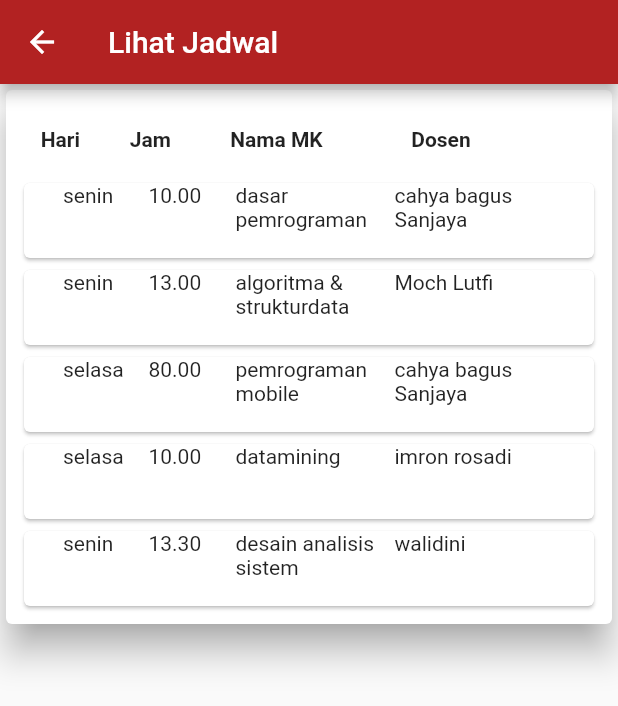
After one commit to cv-irvan/waliyudhartaapp, a Flutter app: the LihatJadwal screen opened directly, on a phone screen of 412 x 824 dp. The commit adds this screen. Shown: the top 706 px of the screen. Run offline on Flutter 3.47's test engine with Material 2 defaults, Android fonts, the phone set to English and light mode, and no system bars; our stand-ins replace lottie, rxdart; missing offline and left inert: onesignal_flutter.

Commit message:
create layout pembayaran & jadwal

```diff
--- /dev/null
+++ b/lib/view/lihatjadwal.dart
@@ -0,0 +1,175 @@
+import 'package:flutter/material.dart';
+
+class LihatJadwal extends StatefulWidget {
+  @override
+  _LihatJadwalState createState() => _LihatJadwalState();
+}
+
+class _LihatJadwalState extends State<LihatJadwal> {
+  @override
+  Widget build(BuildContext context) {
+    return Scaffold(
+      appBar: AppBar(
+        title: Text("Lihat Jadwal"),
+      ),
+      body: ListView(
+        children: [
+          Card(
+            elevation: 10.0,
+            shadowColor: Colors.grey,
+            child: Padding(
+              padding: const EdgeInsets.all(8.0),
+              child: Column(
+                children: [
+                  Row(
+                    mainAxisAlignment: MainAxisAlignment.start,
+                    children: [
+                      Container(
+                          height: 50,
+                          width: 60,
+                          child: Center(
+                              child: Text(
+                            "Hari ",
+                            style: TextStyle(fontWeight: FontWeight.bold),
+                          ))),
+                      Container(
+                          height: 50,
+                          width: 60,
+                          child: Center(
+                              child: Text(
+                            "Jam ",
+                            style: TextStyle(fontWeight: FontWeight.bold),
+                          ))),
+                      Container(
+                          height: 50,
+                          width: 108,
+                          child: Center(
+                              child: Text(
+                            "Nama MK ",
+                            style: TextStyle(fontWeight: FontWeight.bold),
+                          ))),
+                      Container(
+                          height: 50,
+                          width: 108,
+                          child: Center(
+                              child: Text(
+                            "Dosen",
+                            style: TextStyle(fontWeight: FontWeight.bold),
+                          )))
+                    ],
+                  ),
+                  Card(
+                    child: Container(
+                      child: Row(
+                        mainAxisAlignment: MainAxisAlignment.center,
+                        crossAxisAlignment: CrossAxisAlignment.start,
+                        children: [
+                          Container(
+                              height: 50, width: 57, child: Text("senin ")),
+                          Container(
+                              height: 50, width: 58, child: Text("10.00 ")),
+                          Container(
+                              height: 50,
+                              width: 106,
+                              child: Text("dasar pemrograman")),
+                          Container(
+                              height: 50,
+                              width: 107,
+                              child: Text("cahya bagus Sanjaya"))
+                        ],
+                      ),
+                    ),
+                  ),
+                  Card(
+                    child: Container(
+                      child: Row(
+                        mainAxisAlignment: MainAxisAlignment.center,
+                        crossAxisAlignment: CrossAxisAlignment.start,
+                        children: [
+                          Container(
+                              height: 50, width: 57, child: Text("senin ")),
+                          Container(
+                              height: 50, width: 58, child: Text("13.00 ")),
+                          Container(
+                              height: 50,
+                              width: 106,
+                              child: Text("algoritma & strukturdata")),
+                          Container(
+                              height: 50, width: 107, child: Text("Moch Lutfi"))
+                        ],
+                      ),
+                    ),
+                  ),
+                  Card(
+                    child: Container(
+                      child: Row(
+                        mainAxisAlignment: MainAxisAlignment.center,
+                        crossAxisAlignment: CrossAxisAlignment.start,
+                        children: [
+                          Container(
+                              height: 50, width: 57, child: Text("selasa ")),
+                          Container(
+                              height: 50, width: 58, child: Text("80.00 ")),
+                          Container(
+                              height: 50,
+                              width: 106,
+                              child: Text("pemrograman mobile")),
+                          Container(
+                              height: 50,
+                              width: 107,
+                              child: Text("cahya bagus Sanjaya"))
+                        ],
+                      ),
+                    ),
+                  ),
+                  Card(
+                    child: Container(
+                      child: Row(
+                        mainAxisAlignment: MainAxisAlignment.center,
+                        crossAxisAlignment: CrossAxisAlignment.start,
+                        children: [
+                          Container(
+                              height: 50, width: 57, child: Text("selasa ")),
+                          Container(
+                              height: 50, width: 58, child: Text("10.00 ")),
+                          Container(
+                              height: 50,
+                              width: 106,
+                              child: Text("datamining")),
+                          Container(
+                              height: 50,
+                              width: 107,
+                              child: Text("imron rosadi"))
+                        ],
+                      ),
+                    ),
+                  ),
+                  Card(
+                    child: Container(
+                      child: Row(
+                        mainAxisAlignment: MainAxisAlignment.center,
+                        crossAxisAlignment: CrossAxisAlignment.start,
+                        children: [
+                          Container(
+                              height: 50, width: 57, child: Text("senin ")),
+                          Container(
+                              height: 50, width: 58, child: Text("13.30 ")),
+                          Container(
+                              height: 50,
+                              width: 106,
+                              child: Text("desain analisis sistem")),
+                          Container(
+                              height: 50, width: 107, child: Text("walidini"))
+                        ],
+                      ),
+                    ),
+                  )
+                ],
+              ),
+            ),
+          ),
+        ],
+      ),
+    );
+  }
+}
--- a/lib/view/lihatnilai.dart
+++ b/lib/view/lihatnilai.dart
@@ -36,9 +36,6 @@ class _LihatNilaiState extends State<LihatNilai> {
                         style: TextStyle(
                             color: Colors.white,
                             fontWeight: FontWeight.normal)),
-                    // trailing: Text(widget.data.items[i].semester,
-                    //     style: TextStyle(
-                    //         color: Colors.white, fontWeight: FontWeight.bold)),
                   ),
                   Container(
                     height: 700,
```
Also changed, not shown: lib/model/getMhsModel.dart (+15 -15 lines), lib/view/Dasboard.dart (+7 -4 lines), lib/view/lihatPembayaran.dart (added, +151 -0 lines), lib/view/lihtaAkses.dart (added, +25 -0 lines), 1 other file.
